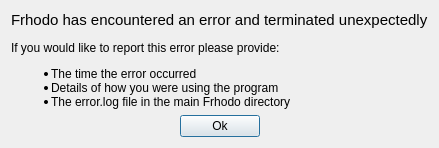
Argonne-National-Laboratory/Frhodo, file src/UI/error_window.ui: the form before one commit.
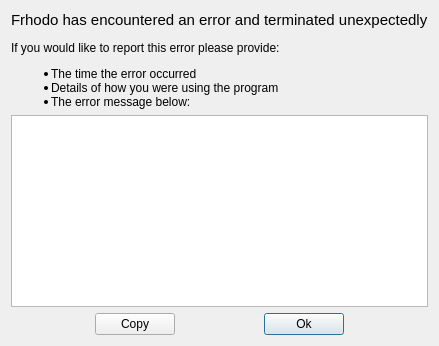
The form after the commit.

What changed in the file:
```diff
--- a/src/UI/error_window.ui
+++ b/src/UI/error_window.ui
@@ -7,7 +7,7 @@
     <x>0</x>
     <y>0</y>
     <width>429</width>
-    <height>141</height>
+    <height>339</height>
    </rect>
   </property>
   <property name="sizePolicy">
@@ -23,40 +23,14 @@
    <property name="sizeConstraint">
     <enum>QLayout::SetFixedSize</enum>
    </property>
-   <item row="2" column="1">
+   <item row="4" column="3">
     <widget class="QPushButton" name="close_button">
      <property name="text">
       <string>Ok</string>
      </property>
     </widget>
    </item>
-   <item row="2" column="2">
-    <spacer name="horizontalSpacer">
-     <property name="orientation">
-      <enum>Qt::Horizontal</enum>
-     </property>
-     <property name="sizeHint" stdset="0">
-      <size>
-       <width>40</width>
-       <height>20</height>
-      </size>
-     </property>
-    </spacer>
-   </item>
-   <item row="2" column="0">
-    <spacer name="horizontalSpacer_2">
-     <property name="orientation">
-      <enum>Qt::Horizontal</enum>
-     </property>
-     <property name="sizeHint" stdset="0">
-      <size>
-       <width>40</width>
-       <height>20</height>
-      </size>
-     </property>
-    </spacer>
-   </item>
-   <item row="1" column="0" colspan="3">
+   <item row="1" column="0" colspan="5">
     <widget class="QLabel" name="label">
      <property name="sizePolicy">
       <sizepolicy hsizetype="Preferred" vsizetype="Preferred">
@@ -65,7 +39,69 @@
       </sizepolicy>
      </property>
      <property name="text">
-      <string>&lt;html&gt;&lt;head/&gt;&lt;body&gt;&lt;p&gt;&lt;span style=&quot; font-size:11pt;&quot;&gt;Frhodo has encountered an error and terminated unexpectedly&lt;/span&gt;&lt;/p&gt;&lt;p&gt;If you would like to report this error please provide: &lt;/p&gt;&lt;ul style=&quot;margin-top: 0px; margin-bottom: 0px; margin-left: 0px; margin-right: 0px; -qt-list-indent: 1;&quot;&gt;&lt;li style=&quot; margin-top:12px; margin-bottom:0px; margin-left:0px; margin-right:0px; -qt-block-indent:0; text-indent:0px;&quot;&gt; The time the error occurred&lt;/li&gt;&lt;li style=&quot; margin-top:0px; margin-bottom:0px; margin-left:0px; margin-right:0px; -qt-block-indent:0; text-indent:0px;&quot;&gt; Details of how you were using the program&lt;/li&gt;&lt;li style=&quot; margin-top:0px; margin-bottom:12px; margin-left:0px; margin-right:0px; -qt-block-indent:0; text-indent:0px;&quot;&gt; The error.log file in the main Frhodo directory&lt;/li&gt;&lt;/ul&gt;&lt;/body&gt;&lt;/html&gt;</string>
+      <string>&lt;html&gt;&lt;head/&gt;&lt;body&gt;&lt;p&gt;&lt;span style=&quot; font-size:11pt;&quot;&gt;Frhodo has encountered an error and terminated unexpectedly&lt;/span&gt;&lt;/p&gt;&lt;p&gt;If you would like to report this error please provide: &lt;/p&gt;&lt;ul style=&quot;margin-top: 0px; margin-bottom: 0px; margin-left: 0px; margin-right: 0px; -qt-list-indent: 1;&quot;&gt;&lt;li style=&quot; margin-top:12px; margin-bottom:0px; margin-left:0px; margin-right:0px; -qt-block-indent:0; text-indent:0px;&quot;&gt;The time the error occurred&lt;/li&gt;&lt;li style=&quot; margin-top:0px; margin-bottom:0px; margin-left:0px; margin-right:0px; -qt-block-indent:0; text-indent:0px;&quot;&gt;Details of how you were using the program&lt;/li&gt;&lt;li style=&quot; margin-top:0px; margin-bottom:12px; margin-left:0px; margin-right:0px; -qt-block-indent:0; text-indent:0px;&quot;&gt;The error message below:&lt;/li&gt;&lt;/ul&gt;&lt;/body&gt;&lt;/html&gt;</string>
+     </property>
+    </widget>
+   </item>
+   <item row="4" column="0">
+    <spacer name="horizontalSpacer_2">
+     <property name="orientation">
+      <enum>Qt::Horizontal</enum>
+     </property>
+     <property name="sizeHint" stdset="0">
+      <size>
+       <width>40</width>
+       <height>20</height>
+      </size>
+     </property>
+    </spacer>
+   </item>
+   <item row="4" column="4">
+    <spacer name="horizontalSpacer">
+     <property name="orientation">
+      <enum>Qt::Horizontal</enum>
+     </property>
+     <property name="sizeHint" stdset="0">
+      <size>
+       <width>40</width>
+       <height>20</height>
+      </size>
+     </property>
+    </spacer>
+   </item>
+   <item row="4" column="2">
+    <spacer name="horizontalSpacer_4">
+     <property name="orientation">
+      <enum>Qt::Horizontal</enum>
+     </property>
+     <property name="sizeHint" stdset="0">
+      <size>
+       <width>40</width>
+       <height>20</height>
+      </size>
+     </property>
+    </spacer>
+   </item>
+   <item row="2" column="0" colspan="5">
+    <widget class="QTextEdit" name="error_text_box">
+     <property name="lineWrapMode">
+      <enum>QTextEdit::NoWrap</enum>
+     </property>
+     <property name="readOnly">
+      <bool>true</bool>
+     </property>
+     <property name="textInteractionFlags">
+      <set>Qt::TextSelectableByKeyboard|Qt::TextSelectableByMouse</set>
+     </property>
+    </widget>
+   </item>
+   <item row="4" column="1">
+    <widget class="QPushButton" name="copy_button">
+     <property name="toolTip">
+      <string>&lt;html&gt;&lt;head/&gt;&lt;body&gt;&lt;p&gt;Copies error message&lt;/p&gt;&lt;/body&gt;&lt;/html&gt;</string>
+     </property>
+     <property name="text">
+      <string>Copy</string>
      </property>
     </widget>
    </item>
```
